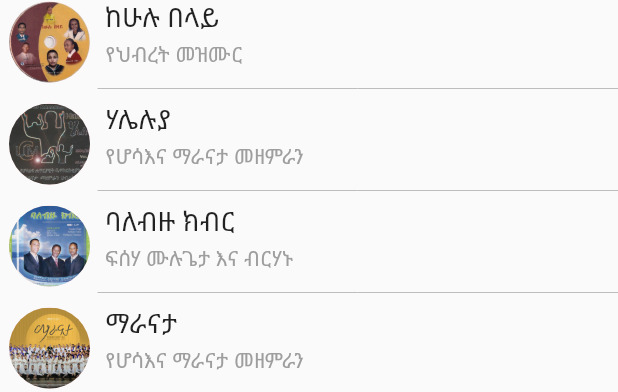
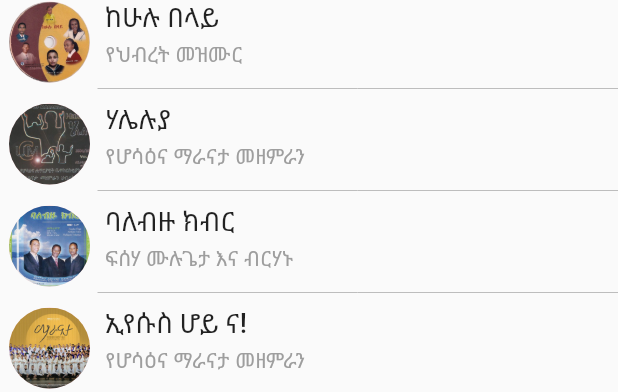
Before and after one commit to menasiephrem/apostolic_songs, a Flutter app: the ChoirAlbumsList widget shown alone on an empty page, opened directly, scrolled down 672 dp, on a phone screen of 412 x 824 dp. Shown: the part 840-1232 px from the top of the screen. Run offline on Flutter 3.47's test engine with Material 2 defaults, Android fonts, the phone set to English and light mode, and no system bars; our stand-ins replace get_it, shared_preferences; accounts and stored records are empty.

```diff
--- a/data/Album.json
+++ b/data/Album.json
@@ -527,7 +527,7 @@
   {
     "albumId": "hosana1",
     "albumTitle": "ሃሌሉያ",
-    "albumArtist": "የሆሳእና ማራናታ መዘምራን",
+    "albumArtist": "የሆሳዕና ማራናታ መዘምራን",
     "albumArt": "/images/hosana1.jpg",
     "isSolo": "0"
   },
@@ -547,8 +547,8 @@
   },
   {
     "albumId": "hosana2",
-    "albumTitle": "ማራናታ",
-    "albumArtist": "የሆሳእና ማራናታ መዘምራን",
+    "albumTitle": "ኢየሱስ ሆይ ና!",
+    "albumArtist": "የሆሳዕና ማራናታ መዘምራን",
     "albumArt": "/images/hosana2.jpg",
     "isSolo": "0"
   }
--- a/lib/services/lyrics_service.dart
+++ b/lib/services/lyrics_service.dart
@@ -67,6 +67,7 @@ class LyricsService {
       List<String> lyricsInPref = prefs.getKeys().toList();
 
       lyricsInPref.removeWhere((st) => st == "theme");
+      lyricsInPref.removeWhere((st) => st == "font");
 
       for(String key in lyricsInPref){
         var lyric = allLyrics.firstWhere((l) => l.id == key);
```
Also changed, not shown: lib/pages/lyrics_page.dart (+23 -3 lines).
